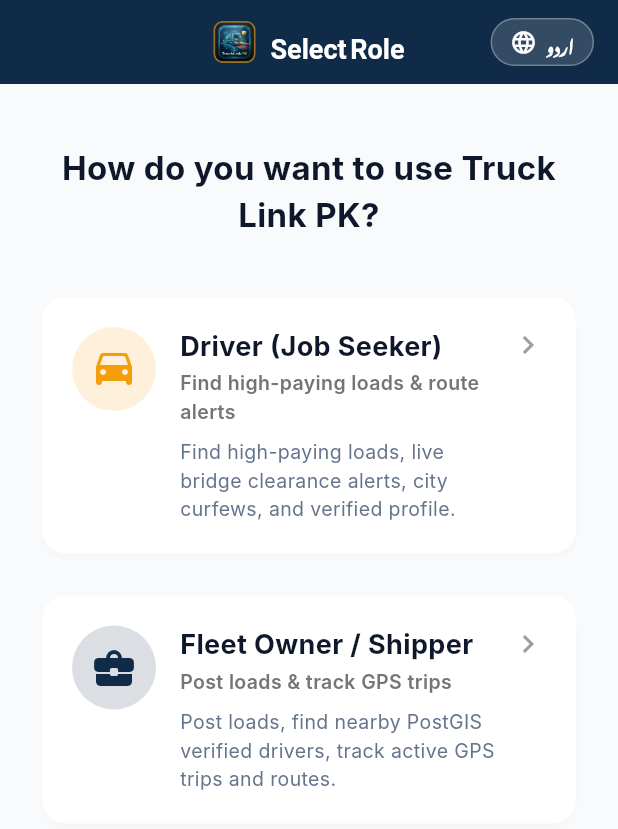
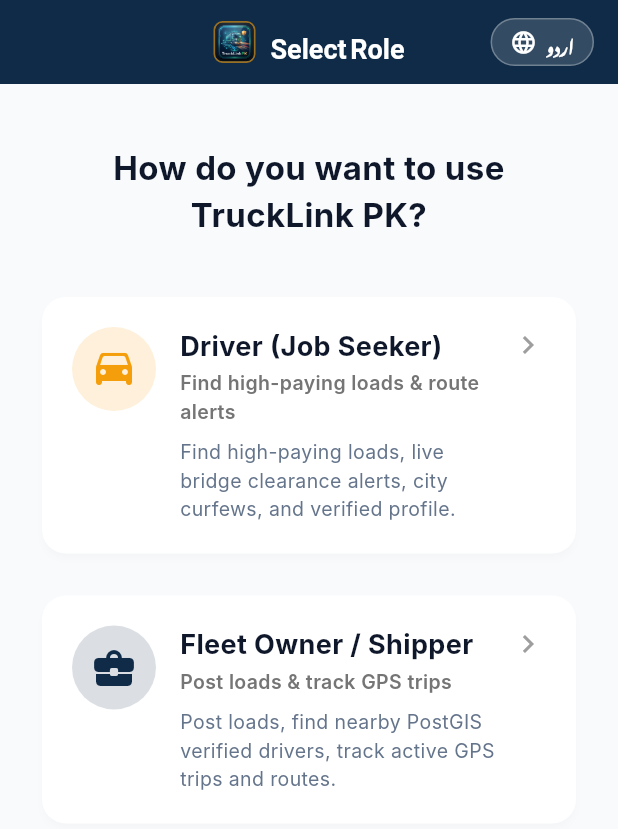
Before and after one commit to Omaish21/Truckerweb, a Flutter app: the RoleSelectionScreen screen opened by its route, on a phone screen of 412 x 824 dp. Shown: the top 829 px of the screen. Run offline on Flutter 3.47's test engine with Material 3 defaults, Android fonts, the phone set to English and light mode, and no system bars; our stand-ins replace cloud_firestore, firebase_auth, firebase_core, firebase_messaging, firebase_storage, go_router and 2 more; missing offline and left inert: dart:html, pointer_interceptor; accounts and stored records are empty; network calls fail; Roboto replaces fonts that are missing (Inter, Noto Nastaliq Urdu, Outfit).

Commit message:
chore: rebrand platform to TruckLink PK and deploy trucklink-pk.web.app

```diff
--- a/lib/app.dart
+++ b/lib/app.dart
@@ -79,7 +79,7 @@ class _TruckLinkAppState extends State<TruckLinkApp> {
 
     return MaterialApp.router(
       scaffoldMessengerKey: _scaffoldMessengerKey,
-      title: 'Truck Link PK',
+      title: 'TruckLink PK',
       debugShowCheckedModeBanner: false,
       theme: AppTheme.lightTheme,
       darkTheme: AppTheme.darkTheme,
--- a/lib/core/widgets/app_logo.dart
+++ b/lib/core/widgets/app_logo.dart
@@ -77,7 +77,7 @@ class AppLogoWithTitle extends StatelessWidget {
         AppLogo(size: iconSize, borderRadius: 8),
         const SizedBox(width: 10),
         Text(
-          'Truck Link PK',
+          'TruckLink PK',
           style: titleStyle ??
               TextStyle(
                 fontSize: 18,
--- a/lib/core/widgets/captcha_verification_widget.dart
+++ b/lib/core/widgets/captcha_verification_widget.dart
@@ -196,7 +196,7 @@ class _CaptchaVerificationWidgetState extends State<CaptchaVerificationWidget>
                         ),
                         const SizedBox(height: 2),
                         Text(
-                          isUrdu ? 'ٹرک لنک PK اینٹی بوٹ و سیکیورٹی فلٹر' : 'Truck Link PK Cloud Defense',
+                          isUrdu ? 'ٹرک لنک پی کے اینٹی بوٹ و سیکیورٹی فلٹر' : 'TruckLink PK Cloud Defense',
                           style: TextStyle(
                             color: Colors.white.withValues(alpha: 0.55),
                             fontSize: 10,
--- a/lib/core/widgets/logistics_video_dialog.dart
+++ b/lib/core/widgets/logistics_video_dialog.dart
@@ -116,7 +116,7 @@ class _LogisticsVideoDialogState extends State<LogisticsVideoDialog> {
                   ),
                   const SizedBox(width: 8),
                   Text(
-                    isUrdu ? 'ٹرک لنک لائیو ویڈیو ڈیمو (۴ کے)' : 'Truck Link PK Cinematic Showcase (4K)',
+                    isUrdu ? 'ٹرک لنک پی کے لائیو ویڈیو ڈیمو (۴ کے)' : 'TruckLink PK Cinematic Showcase (4K)',
                     style: const TextStyle(color: Colors.white, fontWeight: FontWeight.bold, fontSize: 13),
                   ),
                   const Spacer(),
--- a/lib/features/loads/presentation/screens/loads_feed_screen.dart
+++ b/lib/features/loads/presentation/screens/loads_feed_screen.dart
@@ -80,8 +80,8 @@ class _LoadsFeedScreenState extends State<LoadsFeedScreen> {
 
   Future<void> _launchWhatsApp(String phone, LoadModel load, bool isUrdu) async {
     final message = isUrdu
-        ? 'السلام علیکم، میں Truck Link PK پر آپ کا لوڈ (${load.originCity} تا ${load.destinationCity} - ${load.weightTons} ٹن) دیکھ رہا ہوں۔ کیا یہ دستیاب ہے؟'
-        : 'Salam, I saw your load from ${load.originCity} to ${load.destinationCity} (${load.weightTons} tons) on Truck Link PK. Is it available?';
+        ? 'السلام علیکم، میں TruckLink PK (ٹرک لنک پی کے) پر آپ کا لوڈ (${load.originCity} تا ${load.destinationCity} - ${load.weightTons} ٹن) دیکھ رہا ہوں۔ کیا یہ دستیاب ہے؟'
+        : 'Salam, I saw your load from ${load.originCity} to ${load.destinationCity} (${load.weightTons} tons) on TruckLink PK. Is it available?';
     await AppLauncher.openWhatsApp(phone: phone, message: message);
   }
 
@@ -734,8 +734,8 @@ class _LoadsFeedScreenState extends State<LoadsFeedScreen> {
                                       textColor: AppColors.accent,
                                       onPressed: () {
                                         final msg = isUrdu
-                                            ? 'Truck Link PK پر یہ لوڈ دیکھیں:\n$loadDetails'
-                                            : 'Check this load on Truck Link PK:\n$loadDetails';
+                                            ? 'TruckLink PK (ٹرک لنک پی کے) پر یہ لوڈ دیکھیں:\n$loadDetails'
+                                            : 'Check this load on TruckLink PK:\n$loadDetails';
                                         AppLauncher.openWhatsApp(phone: '', message: msg);
                                       },
                                     ),
--- a/lib/features/route_intelligence/presentation/screens/route_planner_screen.dart
+++ b/lib/features/route_intelligence/presentation/screens/route_planner_screen.dart
@@ -427,8 +427,8 @@ class _RoutePlannerScreenState extends State<RoutePlannerScreen>
                     textColor: AppColors.accent,
                     onPressed: () {
                       final msg = isUrdu
-                          ? 'Truck Link PK پر روٹ دیکھیں ($_origin تا $_destination):\n$shareUrl'
-                          : 'Check this route on Truck Link PK ($_origin to $_destination):\n$shareUrl';
+                          ? 'TruckLink PK (ٹرک لنک پی کے) پر روٹ دیکھیں ($_origin تا $_destination):\n$shareUrl'
+                          : 'Check this route on TruckLink PK ($_origin to $_destination):\n$shareUrl';
                       AppLauncher.openWhatsApp(phone: '', message: msg);
                     },
                   ),
--- a/lib/l10n/app_en.arb
+++ b/lib/l10n/app_en.arb
@@ -1,6 +1,6 @@
 {
   "@@locale": "en",
-  "appTitle": "Truck Link PK",
+  "appTitle": "TruckLink PK",
   "appSubtitle": "Pakistan Truck Driver & Load Logistics Platform",
   "switchToTransporter": "Switch to Transporter Mode",
   "switchToDriver": "Switch to Driver Mode",
@@ -43,7 +43,7 @@
   "validCnicRequired": "Valid 13-digit CNIC required (e.g. 42101-1234567-1)",
   "cnicRequired": "CNIC number is required",
   "selectRoleTitle": "Select Role",
-  "selectRoleHeader": "How do you want to use Truck Link PK?",
+  "selectRoleHeader": "How do you want to use TruckLink PK?",
   "driverRole": "Driver (Job Seeker)",
   "driverRoleSubtitle": "Find high-paying loads & route alerts",
   "driverRoleDescription": "Find high-paying loads, live bridge clearance alerts, city curfews, and verified profile.",
--- a/lib/l10n/app_localizations.dart
+++ b/lib/l10n/app_localizations.dart
@@ -101,7 +101,7 @@ abstract class AppLocalizations {
   /// No description provided for @appTitle.
   ///
   /// In en, this message translates to:
-  /// **'Truck Link PK'**
+  /// **'TruckLink PK'**
   String get appTitle;
 
   /// No description provided for @appSubtitle.
@@ -275,7 +275,7 @@ abstract class AppLocalizations {
   /// No description provided for @selectRoleHeader.
   ///
   /// In en, this message translates to:
-  /// **'How do you want to use Truck Link PK?'**
+  /// **'How do you want to use TruckLink PK?'**
   String get selectRoleHeader;
 
   /// No description provided for @driverRole.
--- a/lib/l10n/app_localizations_en.dart
+++ b/lib/l10n/app_localizations_en.dart
@@ -10,7 +10,7 @@ class AppLocalizationsEn extends AppLocalizations {
   AppLocalizationsEn([String locale = 'en']) : super(locale);
 
   @override
-  String get appTitle => 'Truck Link PK';
+  String get appTitle => 'TruckLink PK';
 
   @override
   String get appSubtitle => 'Pakistan Truck Driver & Load Logistics Platform';
@@ -104,7 +104,7 @@ class AppLocalizationsEn extends AppLocalizations {
   String get selectRoleTitle => 'Select Role';
 
   @override
-  String get selectRoleHeader => 'How do you want to use Truck Link PK?';
+  String get selectRoleHeader => 'How do you want to use TruckLink PK?';
 
   @override
   String get driverRole => 'Driver (Job Seeker)';
--- a/lib/l10n/app_localizations_ur.dart
+++ b/lib/l10n/app_localizations_ur.dart
@@ -10,7 +10,7 @@ class AppLocalizationsUr extends AppLocalizations {
   AppLocalizationsUr([String locale = 'ur']) : super(locale);
 
   @override
-  String get appTitle => 'Truck Link PK (ٹرک لنک)';
+  String get appTitle => 'ٹرک لنک پی کے';
 
   @override
   String get appSubtitle => 'پاکستان ٹرک ڈرائیور و لوڈ لاجسٹکس پلیٹ فارم';
@@ -104,7 +104,7 @@ class AppLocalizationsUr extends AppLocalizations {
 
   @override
   String get selectRoleHeader =>
-      'آپ ٹرک لنک کس حیثیت سے استعمال کرنا چاہتے ہیں؟';
+      'آپ ٹرک لنک پی کے کس حیثیت سے استعمال کرنا چاہتے ہیں؟';
 
   @override
   String get driverRole => 'ڈرائیور (ملازمت تلاش کنندہ)';
--- a/lib/l10n/app_ur.arb
+++ b/lib/l10n/app_ur.arb
@@ -1,6 +1,6 @@
 {
   "@@locale": "ur",
-  "appTitle": "Truck Link PK (ٹرک لنک)",
+  "appTitle": "ٹرک لنک پی کے",
   "appSubtitle": "پاکستان ٹرک ڈرائیور و لوڈ لاجسٹکس پلیٹ فارم",
   "switchToTransporter": "ٹرانسپورٹر موڈ میں تبدیل کریں",
   "switchToDriver": "ڈرائیور موڈ میں تبدیل کریں",
@@ -43,7 +43,7 @@
   "validCnicRequired": "درست ۱۳ ہندسوں کا شناختی کارڈ نمبر درج کریں",
   "cnicRequired": "شناختی کارڈ نمبر درج کرنا ضروری ہے",
   "selectRoleTitle": "کردار کا انتخاب",
-  "selectRoleHeader": "آپ ٹرک لنک کس حیثیت سے استعمال کرنا چاہتے ہیں؟",
+  "selectRoleHeader": "آپ ٹرک لنک پی کے کس حیثیت سے استعمال کرنا چاہتے ہیں؟",
   "driverRole": "ڈرائیور (ملازمت تلاش کنندہ)",
   "driverRoleSubtitle": "لوڈز، پلوں کے انتباہات اور کرفیو کے اوقات",
   "driverRoleDescription": "بہترین کرایے کے لوڈز، پلوں کی محفوظ اونچائی کے الرٹس، شہروں کے کرفیو اوقات اور تصدیق شدہ پروفائل پائیں۔",
--- a/pubspec.yaml
+++ b/pubspec.yaml
@@ -1,5 +1,5 @@
 name: trucklink_pk
-description: "Truck Link PK - Pakistan Truck Driver & Load Logistics Platform"
+description: "TruckLink PK - Pakistan Truck Driver & Load Logistics Platform"
 publish_to: 'none'
 
 version: 1.0.0+1
```
Also changed, not shown: firebase.json, 7 other files.
